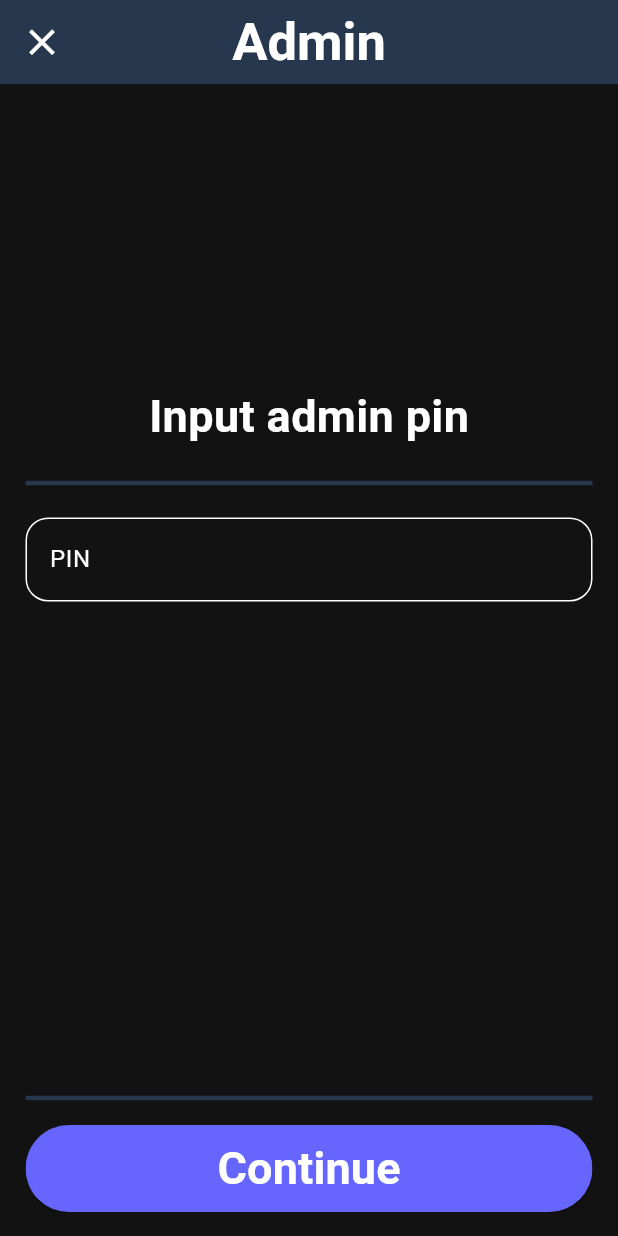
After one commit to AlexPop576/patrocle_repository, a Flutter app: the screen it shows after launch, item 4 of the bottom bar chosen, scrolled down 178 dp, after a tap on "Admin mode", on a phone screen of 412 x 824 dp. The commit adds this screen. Run offline on Flutter 3.47's test engine with Material 3 defaults, Android fonts, the light colour scheme and no system bars; drawn by our look-alikes of google_nav_bar; our stand-ins replace lottie, page_transition, shared_preferences, sqflite, sqflite_common_ffi; accounts and stored records are empty.

```diff
--- /dev/null
+++ b/lib/Homepage/Profile/admin.dart
@@ -0,0 +1,170 @@
+import 'package:flutter/material.dart';
+import 'package:patrocle/Database/database_helper.dart';
+
+class AdminPage extends StatefulWidget {
+  const AdminPage({super.key});
+
+  @override
+  State<AdminPage> createState() => _AdminPageState();
+}
+
+class _AdminPageState extends State<AdminPage> {
+  final _dbHelper = DatabaseHelper.instance;
+  final pinController = TextEditingController();
+
+  @override
+  Widget build(BuildContext context) {
+    return Scaffold(
+      appBar: AppBar(
+        backgroundColor: Theme.of(context).colorScheme.primary,
+        leading: IconButton(
+            icon: const Icon(
+              Icons.close,
+              color: Colors.white,
+              size: 29,
+            ),
+            onPressed: () {
+              Navigator.pop(context);
+            }),
+        title: const Text(
+          "Admin",
+          style: TextStyle(
+              color: Colors.white, fontWeight: FontWeight.bold, fontSize: 35),
+        ),
+        centerTitle: true,
+        elevation: 0,
+      ),
+      body: Padding(
+        padding: const EdgeInsets.symmetric(horizontal: 17.0),
+        child: Column(
+          children: [
+            const SizedBox(
+              height: 200,
+            ),
+            const Center(
+              child: Text(
+                "Input admin pin",
+                style: TextStyle(fontSize: 30, fontWeight: FontWeight.bold),
+              ),
+            ),
+            const SizedBox(height: 15),
+            Divider(
+              color: Theme.of(context).colorScheme.primary,
+              thickness: 3,
+            ),
+            const SizedBox(height: 15),
+            TextField(
+              controller: pinController,
+              cursorColor: Colors.white,
+              maxLength: 150,
+              keyboardType: TextInputType.number,
+              decoration: InputDecoration(
+                focusedBorder: const OutlineInputBorder(
+                  borderRadius: BorderRadius.all(Radius.circular(15)),
+                  borderSide: BorderSide(color: Colors.white, width: 2.0),
+                ),
+                enabledBorder: OutlineInputBorder(
+                  borderRadius: const BorderRadius.all(Radius.circular(15)),
+                  borderSide: BorderSide(
+                      color: Theme.of(context).colorScheme.tertiary,
+                      width: 1.0),
+                ),
+                labelText: "PIN",
+                labelStyle:
+                    TextStyle(color: Theme.of(context).colorScheme.tertiary),
+                counterText: '',
+              ),
+            ),
+          ],
+        ),
+      ),
+      bottomNavigationBar: SizedBox(
+        height: 100,
+        child: Padding(
+          padding: const EdgeInsets.symmetric(horizontal: 17),
+          child: Column(
+            children: [
+              Divider(
+                color: Theme.of(context).colorScheme.primary,
+                thickness: 3,
+              ),
+              const SizedBox(height: 10),
+              SizedBox(
+                height: 58,
+                width: double.infinity,
+                child: ClipRRect(
+                  borderRadius: const BorderRadius.all(Radius.circular(15)),
+                  child: ElevatedButton(
+                    onPressed: () async {
+                      if (pinController.text == "1234") {
+                        await _dbHelper.updateAdmin();
+                        Navigator.pop(context);
+                      } else {
+                        showDialog(
+                          context: context,
+                          builder: (_) => AlertDialog(
+                            title: Row(
+                              mainAxisAlignment: MainAxisAlignment.center,
+                              children: [
+                                Image.asset(
+                                  'assets/icons/Wrong.png',
+                                  height: 30,
+                                ),
+                                const SizedBox(width: 15),
+                                Text(
+                                  "Wrong!",
+                                  style: const TextStyle(
+                                    color: Colors.red,
+                                    fontWeight: FontWeight.bold,
+                                    fontSize: 30,
+                                  ),
+                                ),
+                                const SizedBox(width: 15),
+                              ],
+                            ),
+                            actions: [
+                              TextButton(
+                                child: Text("Try again",
+                                    style: TextStyle(color: Colors.white)),
+                                onPressed: (() {
+                                  Navigator.pop(context);
+                                }),
+                              ),
+                              TextButton(
+                                child: Text("Quit",
+                                    style: TextStyle(color: Colors.white)),
+                                onPressed: (() {
+                                  Navigator.pop(context);
+                                  Navigator.pop(context);
+                                }),
+                              ),
+                            ],
+                            elevation: 24,
+                          ),
+                        );
+                      }
+                    },
+                    style: ElevatedButton.styleFrom(
+                        backgroundColor:
+                            const Color.fromARGB(255, 102, 102, 255)),
+                    child: const Center(
+                      child: Text("Continue",
+                          style: TextStyle(
+                            color: Colors.white,
+                            fontWeight: FontWeight.bold,
+                            fontSize: 30,
+                          )),
+                    ),
+                  ),
+                ),
+              ),
+              const SizedBox(
+                height: 15,
+              ),
+            ],
+          ),
+        ),
+      ),
+    );
+  }
+}
--- a/lib/Homepage/editprofile.dart
+++ b/lib/Homepage/Profile/editprofile.dart
@@ -1,7 +1,7 @@
 import 'package:flutter/material.dart';
 import 'package:lottie/lottie.dart';
 
-import '../Database/database_helper.dart';
+import '../../Database/database_helper.dart';
 
 class EditProfile extends StatefulWidget {
   const EditProfile({super.key});
@@ -85,7 +85,7 @@ class _EditProfileState extends State<EditProfile> {
                                   ),
                                 ),
                                 child: const Center(
-                                    child: Text("Continue",
+                                    child: Text("Save",
                                         style: TextStyle(
                                             color: Colors.white,
                                             fontWeight: FontWeight.bold,
@@ -246,7 +246,7 @@ class _EditProfileState extends State<EditProfile> {
                   child: ElevatedButton(
                     onPressed: () async {
                       await _dbHelper.updatePicture(profileIndex);
-                      await _dbHelper.updateUserame(usernameController.text);
+                      if(usernameController.text.isNotEmpty)await _dbHelper.updateUserame(usernameController.text);
                       Navigator.pop(context);
                     },
                     style: ElevatedButton.styleFrom(
--- a/lib/Homepage/profile.dart
+++ b/lib/Homepage/Profile/profile.dart
@@ -1,10 +1,11 @@
 import 'package:flutter/material.dart';
 import 'package:page_transition/page_transition.dart';
 import 'package:patrocle/Database/database_helper.dart';
-import 'package:patrocle/Homepage/editprofile.dart';
+import 'package:patrocle/Homepage/Profile/admin.dart';
+import 'package:patrocle/Homepage/Profile/editprofile.dart';
 import 'package:provider/provider.dart';
 import 'package:patrocle/Theme/translations.dart';
-import '../Theme/theme_provider.dart';
+import '../../Theme/theme_provider.dart';
 
 class Profile extends StatefulWidget {
   const Profile({super.key});
@@ -490,6 +491,55 @@ class _ProfileState extends State<Profile> {
                           const SizedBox(
                             height: 10,
                           ),
+                          SizedBox(
+                            height: 58,
+                            width: double.infinity,
+                            child: ClipRRect(
+                              borderRadius:
+                                  const BorderRadius.all(Radius.circular(10)),
+                              child: ElevatedButton(
+                                onPressed: () {
+                                  Navigator.push(
+                                        context,
+                                        PageTransition(
+                                          child: const AdminPage(),
+                                          type: PageTransitionType.bottomToTop,
+                                          duration:
+                                              const Duration(milliseconds: 250),
+                                        ),
+                                      );
+                                },
+                                style: ElevatedButton.styleFrom(
+                                  backgroundColor:
+                                      Theme.of(context).colorScheme.primary,
+                                  shape: const RoundedRectangleBorder(
+                                    borderRadius: BorderRadius.all(
+                                      Radius.circular(15),
+                                    ),
+                                  ),
+                                ),
+                                child: const Center(
+                                    child: Row(
+                                  mainAxisAlignment: MainAxisAlignment.center,
+                                  children: [
+                                    Text(
+                                        "Admin mode",
+                                        style: TextStyle(
+                                          color: Colors.white,
+                                          fontWeight: FontWeight.bold,
+                                          fontSize: 30,
+                                        )),
+                                    SizedBox(width: 10),
+                                    Icon(
+                                      Icons.admin_panel_settings,
+                                      size: 30,
+                                      color: Colors.white,
+                                    ),
+                                  ],
+                                )),
+                              ),
+                            ),
+                          ),
                           const SizedBox(
                             height: 90,
                           ),
--- a/lib/Homepage/homepage.dart
+++ b/lib/Homepage/homepage.dart
@@ -2,7 +2,7 @@ import 'package:flutter/material.dart';
 import 'package:google_nav_bar/google_nav_bar.dart';
 
 import 'package:patrocle/Homepage/levels.dart';
-import 'package:patrocle/Homepage/profile.dart';
+import 'package:patrocle/Homepage/Profile/profile.dart';
 import 'package:patrocle/Homepage/test.dart';
 import 'package:patrocle/Homepage/trophies.dart';
 
--- a/lib/Homepage/levels.dart
+++ b/lib/Homepage/levels.dart
@@ -13,8 +13,24 @@ class Levels extends StatefulWidget {
 }
 
 class _LevelsState extends State<Levels> {
-  int color = 0;
+  int color = 0, admin = 0;
   final _dbHelper = DatabaseHelper.instance;
+
+  @override
+  void initState() {
+    super.initState();
+    fetchData();
+  }
+
+  void fetchData(){
+    _dbHelper.queryProfile().then((results) {
+      if (results.isNotEmpty) {
+        setState(() {
+          admin = results.first['admin'];
+        });
+      }
+    });
+  }
 
   @override
   Widget build(BuildContext context) {
@@ -114,7 +130,7 @@ class _LevelsState extends State<Levels> {
                   return CircularProgressIndicator();
                 },
               ),
-              Padding(
+              admin == 1 ? Padding(
                 padding: const EdgeInsets.symmetric(horizontal: 17),
                 child: Column(children: [
                   const SizedBox(
@@ -127,11 +143,7 @@ class _LevelsState extends State<Levels> {
                   const SizedBox(
                     height: 20,
                   ),
-                ]),
-              ),
-              Padding(
-                padding: const EdgeInsets.symmetric(horizontal: 17),
-                child: SizedBox(
+                  SizedBox(
                   height: 190,
                   width: double.infinity,
                   child: Container(
@@ -233,7 +245,8 @@ class _LevelsState extends State<Levels> {
                     ),
                   ),
                 ),
-              ),
+                ]),
+              ) : Container(),
               Padding(
                 padding: const EdgeInsets.symmetric(horizontal: 17),
                 child: Column(children: [
--- a/lib/Homepage/test.dart
+++ b/lib/Homepage/test.dart
@@ -123,7 +123,7 @@ class _TestState extends State<Test> {
                               itemCount: snapshot.data!.length,
                               itemBuilder: (context, index) {
                                 return ListTile(
-                                  title: Text('${snapshot.data![index]['profileID']}: ${snapshot.data![index]['username']}'),
+                                  title: Text('${snapshot.data![index]['profileID']}: ${snapshot.data![index]['username']} + ${snapshot.data![index]['geography_lessons']}'),
                                   trailing: IconButton(
                                     icon: Icon(Icons.delete),
                                     onPressed: () async {
```
Also changed, not shown: lib/Database/database_helper.dart (+65 -29 lines), lib/Quizpage/quizpage.dart (+57 -3 lines), lib/Quizpage/testpage1.dart (+10 -10 lines), lib/Quizpage/testpage2.dart (+10 -10 lines).
